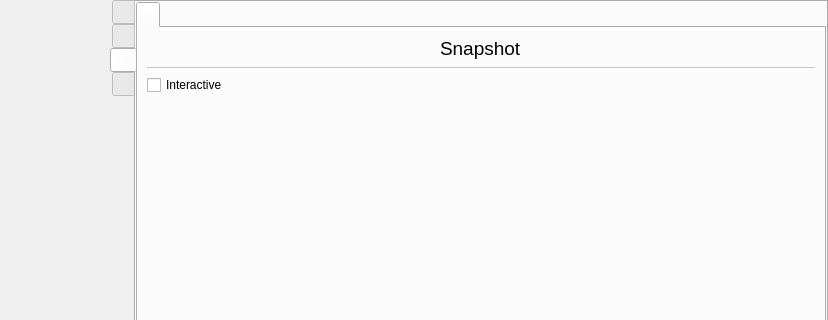
The window that src/wayland/formMainWindow_wl.ui (rusbomber/vokoscreenNG) describes before a commit, drawn with Qt 5; both pictures show x 0 to 828 and y 0 to 320 of the 828 by 498 pixel window.
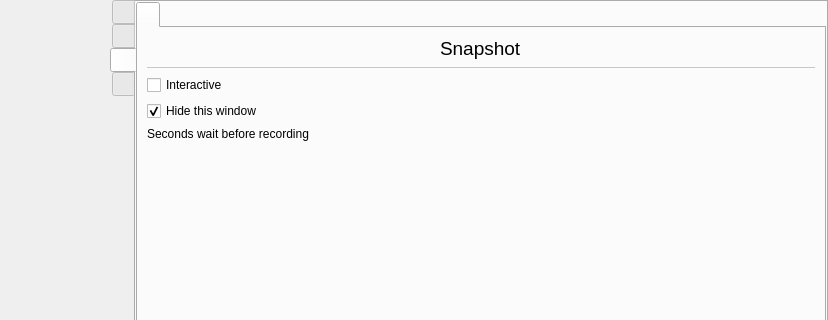
The same window after the commit. The open tabs and pages were chosen to show the change. Icons and pictures are not drawn.

Commit message: Wayland Snapshot

```diff
--- a/src/wayland/formMainWindow_wl.ui
+++ b/src/wayland/formMainWindow_wl.ui
@@ -2684,6 +2684,27 @@
                 </property>
                </widget>
               </item>
+              <item>
+               <widget class="QCheckBox" name="checkBoxSnapshotHideBeforeRecording">
+                <property name="text">
+                 <string>Hide this window</string>
+                </property>
+                <property name="checked">
+                 <bool>true</bool>
+                </property>
+               </widget>
+              </item>
+              <item>
+               <layout class="QHBoxLayout" name="horizontalLayout_59">
+                <item>
+                 <widget class="QLabel" name="label_60">
+                  <property name="text">
+                   <string>Seconds wait before recording</string>
+                  </property>
+                 </widget>
+                </item>
+               </layout>
+              </item>
               <item>
                <spacer name="verticalSpacer_7">
                 <property name="orientation">
```
Left out of the diff: 10 changed lines with no effect on the pictures. The commit also changes 3 other files.
